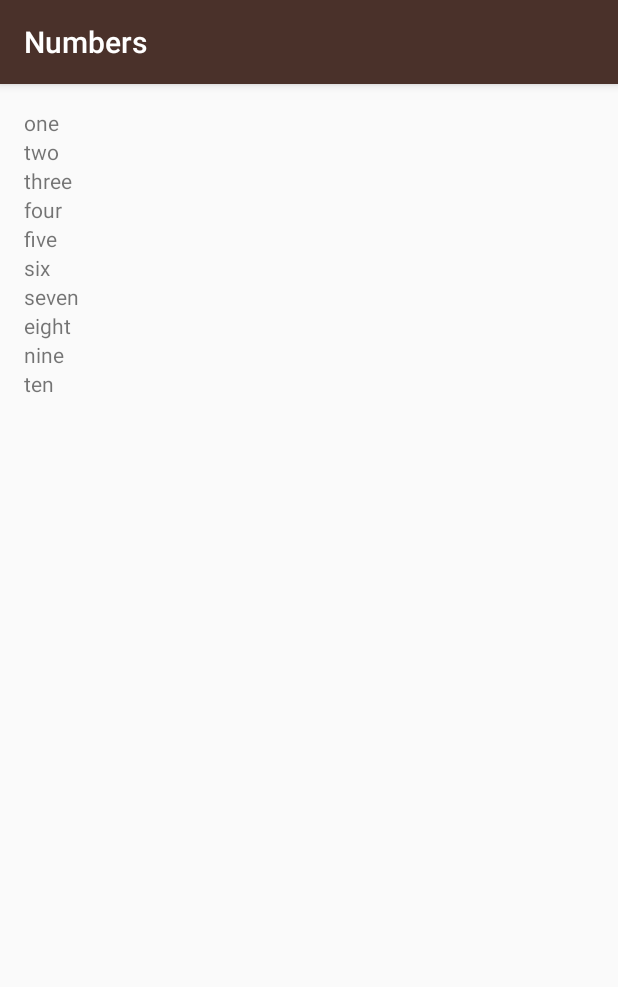
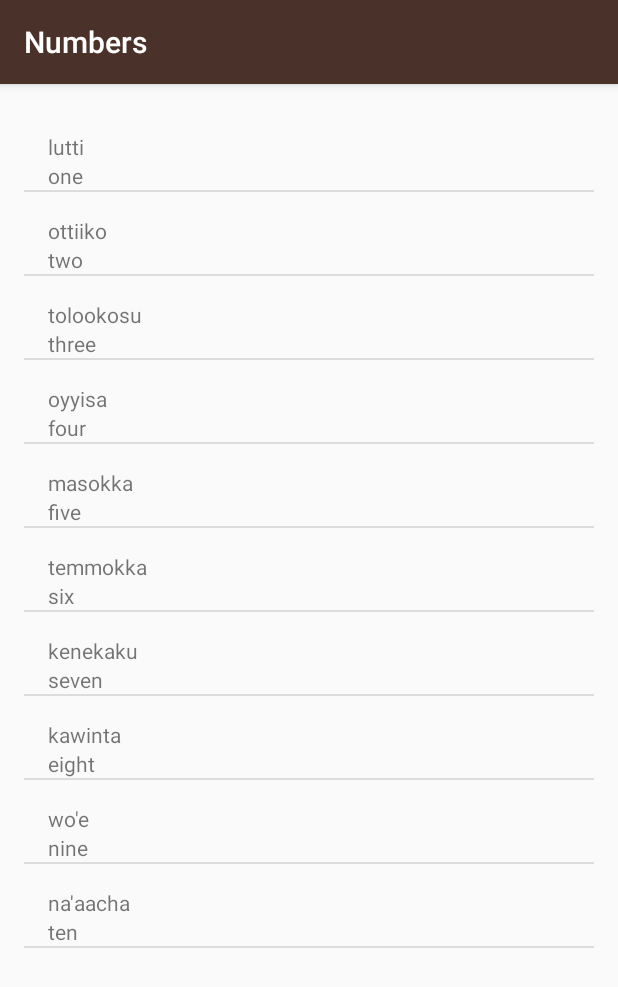
Before and after one commit to yiweiyihang/AndroidDemo, an Android app: the NumbersActivity screen opened directly, with no data from a screen before it, on a phone screen of 412 x 824 dp. Shown: the top 987 px of the screen. Run offline under Robolectric (Android 15) with nearby library versions, the phone set to English and light mode, and no system bars.

Commit message:
Lession 2-done
learn about the ArrayList and ArrayAdapter
also learn how to define your own ArrayAdapter (Override the getView()
method)
And we use the word_list.xml  instead of four xml and apply to all the
four activities.

```diff
--- a/ud839_Miwok-Starter-code/app/src/main/java/com/example/android/miwok/NumbersActivity.java
+++ b/ud839_Miwok-Starter-code/app/src/main/java/com/example/android/miwok/NumbersActivity.java
@@ -2,8 +2,7 @@ package com.example.android.miwok;
 
 import android.os.Bundle;
 import android.support.v7.app.AppCompatActivity;
-import android.widget.LinearLayout;
-import android.widget.TextView;
+import android.widget.ListView;
 
 import java.util.ArrayList;
 
@@ -12,24 +11,25 @@ public class NumbersActivity extends AppCompatActivity {
     @Override
     protected void onCreate(Bundle savedInstanceState) {
         super.onCreate(savedInstanceState);
-        setContentView(R.layout.activity_numbers);
+        setContentView(R.layout.word_list);
 
-        ArrayList<String>  words = new ArrayList<>();
-        words.add(0,"one");
-        words.add(1,"two");
-        words.add(2,"three");
-        words.add(3,"four");
-        words.add(4,"five");
-        words.add(5,"six");
-        words.add(6,"seven");
-        words.add(7,"eight");
-        words.add(8,"nine");
-        words.add(9,"ten");
-        LinearLayout numView = (LinearLayout)findViewById(R.id.activity_numbers);
-        for(int index = 0;index < words.size();index ++){
-            TextView numWordView = new TextView(this);
-            numWordView.setText(words.get(index));
-            numView.addView(numWordView);
-        }
+        ArrayList<Word>  words = new ArrayList<>();
+        // example to add words to ArrayList
+        Word w = new Word("lutti","one");
+        words.add(w);
+        //简化语句
+        words.add(new Word("ottiiko","two"));
+        words.add(new Word("tolookosu","three"));
+        words.add(new Word("oyyisa","four"));
+        words.add(new Word("masokka","five"));
+        words.add(new Word("temmokka","six"));
+        words.add(new Word("kenekaku","seven"));
+        words.add(new Word("kawinta","eight"));
+        words.add(new Word("wo'e","nine"));
+        words.add(new Word("na'aacha","ten"));
+
+        WordAdapter itemsAdapter = new WordAdapter(this,words);
+        ListView listView = (ListView)findViewById(R.id.list);
+        listView.setAdapter(itemsAdapter);
     }
 }
--- /dev/null
+++ b/ud839_Miwok-Starter-code/app/src/main/java/com/example/android/miwok/Word.java
@@ -0,0 +1,28 @@
+package com.example.android.miwok;
+
+/**
+ * Created by 32618 on 2016/12/5.
+ * 包括miwok 和English 两个单词
+ */
+
+public class Word {
+    private String mMiwokTran;
+    private String mEngTran;
+
+    // 构造函数
+    public Word(String miwok,String eng){
+        mMiwokTran = miwok;
+        mEngTran = eng;
+    }
+
+    // Get the Miwok Translation of the Word.
+    public String getMiwokTran(){
+        return mMiwokTran;
+    }
+
+    // Get the English Translation of the Word
+    public String getEngTran(){
+        return mEngTran;
+    }
+
+}
--- /dev/null
+++ b/ud839_Miwok-Starter-code/app/src/main/java/com/example/android/miwok/WordAdapter.java
@@ -0,0 +1,62 @@
+package com.example.android.miwok;
+
+import android.app.Activity;
+import android.view.LayoutInflater;
+import android.view.View;
+import android.view.ViewGroup;
+import android.widget.ArrayAdapter;
+import android.widget.TextView;
+
+import java.util.ArrayList;
+
+/**
+ * Created by 32618 on 2016/12/5.
+ */
+
+public class WordAdapter extends ArrayAdapter<Word> {
+    /**
+     * This is our own custom constructor (it doesn't mirror a superclass constructor).
+     * The context is used to inflate the layout file, and the list is the data we want
+     * to populate into the lists.
+     *
+     * @param context        The current context. Used to inflate the layout file.
+     * @param words A List of Word objects to display in a list
+     */
+    public WordAdapter(Activity context, ArrayList<Word> words) {
+        // Here, we initialize the ArrayAdapter's internal storage for the context and the list.
+        // the second argument is used when the ArrayAdapter is populating a single TextView.
+        // Because this is a custom adapter for two TextViews and an ImageView, the adapter is not
+        // going to use this second argument, so it can be any value. Here, we used 0.
+        super(context, 0, words);
+    }
+
+
+    /**
+     * Provides a view for an AdapterView (ListView, GridView, etc.)
+     *
+     * @param position The position in the list of data that should be displayed in the
+     *                 list item view.
+     * @param convertView The recycled view to populate.
+     * @param parent The parent ViewGroup that is used for inflation.
+     * @return The View for the position in the AdapterView.
+     */
+    @Override
+    public View getView(int position, View convertView, ViewGroup parent) {
+        // Check if the existing view is being reused,otherwise inflate the view
+        View listItemView = convertView;
+        if(listItemView == null){
+            listItemView = LayoutInflater.from(getContext()).inflate(
+                    R.layout.list_item,parent,false);
+        }
+        // Get the {@link AndroidFlavor} object located at this position in the list
+        Word currentWord = getItem(position);
+        TextView mMiwokView = (TextView)listItemView.findViewById(R.id.miwok_text_view);
+        mMiwokView.setText(currentWord.getMiwokTran());
+
+        TextView mEngView = (TextView)listItemView.findViewById(R.id.eng_text_view);
+        mEngView.setText(currentWord.getEngTran());
+
+        return listItemView;
+
+    }
+}
--- /dev/null
+++ b/ud839_Miwok-Starter-code/app/src/main/res/layout/list_item.xml
@@ -0,0 +1,22 @@
+<?xml version="1.0" encoding="utf-8"?>
+<LinearLayout xmlns:android="http://schemas.android.com/apk/res/android"
+    xmlns:tools = "http://schemas.android.com/tools"
+    android:layout_width="match_parent"
+    android:layout_height="match_parent"
+    android:textSize="30sp"
+    android:orientation="vertical">
+    <TextView
+        android:id="@+id/miwok_text_view"
+        android:layout_width="wrap_content"
+        android:layout_height="wrap_content"
+        android:paddingLeft="16dp"
+        android:paddingTop="16dp"
+        tools:text = "lutti"/>
+    <TextView
+        android:id="@+id/eng_text_view"
+        android:layout_width="wrap_content"
+        android:layout_height="wrap_content"
+        android:paddingLeft="16dp"
+        tools:text="one"/>
+
+</LinearLayout>
--- a/ud839_Miwok-Starter-code/app/src/main/res/layout/activity_numbers.xml
+++ b/ud839_Miwok-Starter-code/app/src/main/res/layout/word_list.xml
@@ -1,14 +1,11 @@
 <?xml version="1.0" encoding="utf-8"?>
-<LinearLayout xmlns:android="http://schemas.android.com/apk/res/android"
+<ListView xmlns:android="http://schemas.android.com/apk/res/android"
     xmlns:tools="http://schemas.android.com/tools"
-    android:id="@+id/activity_numbers"
+    android:id="@+id/list"
+    android:orientation="vertical"
     android:layout_width="match_parent"
     android:layout_height="match_parent"
     android:paddingBottom="@dimen/activity_vertical_margin"
     android:paddingLeft="@dimen/activity_horizontal_margin"
     android:paddingRight="@dimen/activity_horizontal_margin"
-    android:paddingTop="@dimen/activity_vertical_margin"
-    android:orientation="vertical"
-    tools:context="com.example.android.miwok.NumbersActivity">
-
-</LinearLayout>
+    android:paddingTop="@dimen/activity_vertical_margin" />
```
Also changed, not shown: ud839_Miwok-Starter-code/app/src/main/java/com/example/android/miwok/ColorsActivity.java (+20 -1 lines), ud839_Miwok-Starter-code/app/src/main/java/com/example/android/miwok/FamilyActivity.java (+22 -1 lines), ud839_Miwok-Starter-code/app/src/main/java/com/example/android/miwok/PhrasesActivity.java (+22 -2 lines), ud839_Miwok-Starter-code/app/src/main/res/layout/activity_colors.xml (deleted, +0 -13 lines), ud839_Miwok-Starter-code/app/src/main/res/layout/activity_family.xml (deleted, +0 -14 lines), ud839_Miwok-Starter-code/app/src/main/res/layout/activity_phrases.xml (deleted, +0 -13 lines).
